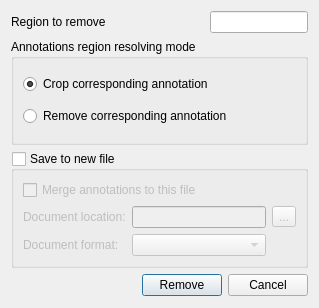
Qt form src/corelibs/U2Gui/src/util/ui/RemovePartFromSequenceDialog.ui (violethaze74/ugene) before a commit.
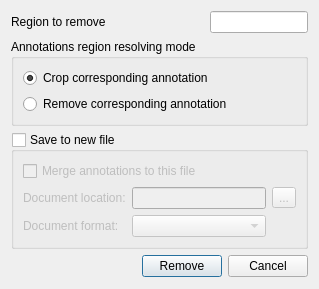
The same form after that commit.

Commit message: dialog fix for UGENE-2553

Patch:
```diff
--- a/src/corelibs/U2Gui/src/util/ui/RemovePartFromSequenceDialog.ui
+++ b/src/corelibs/U2Gui/src/util/ui/RemovePartFromSequenceDialog.ui
@@ -7,25 +7,25 @@
     <x>0</x>
     <y>0</y>
     <width>319</width>
-    <height>308</height>
+    <height>260</height>
    </rect>
   </property>
   <property name="sizePolicy">
-   <sizepolicy hsizetype="Preferred" vsizetype="Fixed">
+   <sizepolicy hsizetype="Preferred" vsizetype="Preferred">
     <horstretch>0</horstretch>
     <verstretch>0</verstretch>
    </sizepolicy>
   </property>
   <property name="minimumSize">
    <size>
-    <width>319</width>
-    <height>308</height>
+    <width>0</width>
+    <height>0</height>
    </size>
   </property>
   <property name="maximumSize">
    <size>
     <width>16777215</width>
-    <height>308</height>
+    <height>16777215</height>
    </size>
   </property>
   <property name="windowTitle">
@@ -95,9 +95,16 @@
      <property name="title">
       <string>Annotations region resolving mode</string>
      </property>
-     <layout class="QHBoxLayout" name="horizontalLayout_4">
-      <item>
        <layout class="QVBoxLayout" name="verticalLayout">
+      <property name="spacing">
+       <number>6</number>
+      </property>
+      <property name="topMargin">
+       <number>9</number>
+      </property>
+      <property name="bottomMargin">
+       <number>9</number>
+      </property>
         <item>
          <widget class="QRadioButton" name="resizeRB">
           <property name="text">
@@ -114,8 +121,6 @@
            <string>Remove corresponding annotation</string>
           </property>
          </widget>
-        </item>
-       </layout>
       </item>
      </layout>
     </widget>
```
Lines whose indentation alone changed are shown as unchanged.
